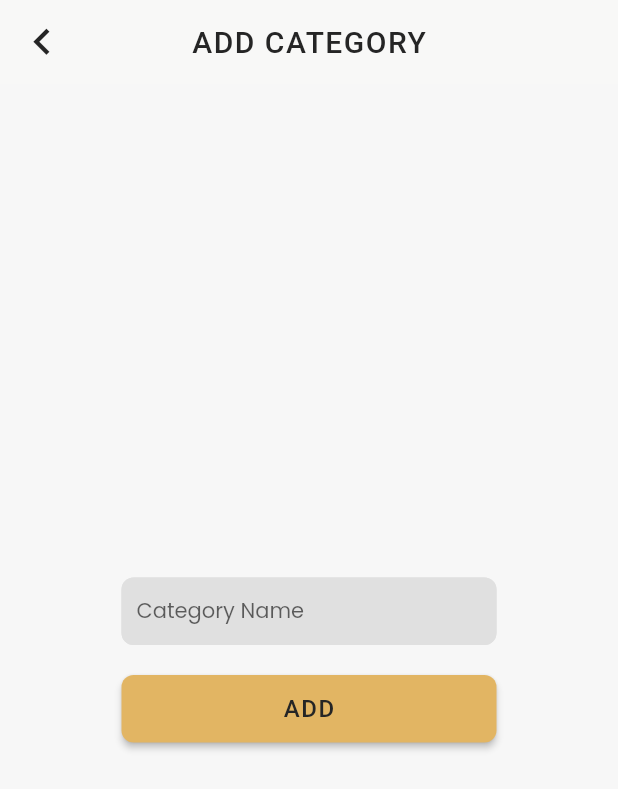
After one commit to JonathanMoralde/primos_app, a Flutter app: the AdminMenuPage screen opened directly, after a tap on "New Category", on a phone screen of 412 x 824 dp. The commit adds this screen. Shown: the top 789 px of the screen. Run offline on Flutter 3.47's test engine with Material 2 defaults, Android fonts, the phone set to English and light mode, and no system bars; our stand-ins replace google_fonts, image_picker; network calls fail.

```diff
--- a/lib/pages/admin/adminMenu.dart
+++ b/lib/pages/admin/adminMenu.dart
@@ -1,4 +1,5 @@
 import 'package:flutter/material.dart';
+import 'package:primos_app/pages/admin/adminMenu_CatForm.dart';
 import 'package:primos_app/pages/admin/adminMenu_Form.dart';
 import 'package:primos_app/widgets/bottomBar.dart';
 import 'package:primos_app/widgets/itemCard.dart';
@@ -73,9 +74,19 @@ class _AdminMenuPageState extends State<AdminMenuPage> {
                     spacing: 10,
                     runSpacing: 10,
                     children: [
-                      ItemCard(),
-                      ItemCard(),
-                      ItemCard(),
+                      // TODO WRAP ITEMCARD WITH LISTVIEW BUILDER AND CREATE A DYNAMIC ITEMCARD
+                      ItemCard(
+                        productName: "Turingan",
+                        productPrice: 69,
+                      ),
+                      ItemCard(
+                        productName: "Sinapot",
+                        productPrice: 69,
+                      ),
+                      ItemCard(
+                        productName: "Turon",
+                        productPrice: 69,
+                      ),
                     ],
                   ),
                 ),
@@ -97,9 +108,10 @@ class _AdminMenuPageState extends State<AdminMenuPage> {
                   btnText: "New Item",
                   onClick: () {
                     Navigator.of(context).push(
-                        MaterialPageRoute(builder: (BuildContext context) {
-                      return AdminMenuForm();
-                    }));
+                      MaterialPageRoute(builder: (BuildContext context) {
+                        return AdminMenuForm();
+                      }),
+                    );
                   },
                   btnColor: const Color(0xfff8f8f7),
                 ),
@@ -111,7 +123,13 @@ class _AdminMenuPageState extends State<AdminMenuPage> {
                 flex: 1,
                 child: StyledButton(
                   btnText: "New Category",
-                  onClick: () {},
+                  onClick: () {
+                    Navigator.of(context).push(
+                      MaterialPageRoute(builder: (BuildContext context) {
+                        return AdminMenuCatForm();
+                      }),
+                    );
+                  },
                   btnColor: const Color(0xfff8f8f7),
                 ),
               ),
--- /dev/null
+++ b/lib/pages/admin/adminMenu_CatForm.dart
@@ -0,0 +1,47 @@
+import 'package:flutter/material.dart';
+import 'package:primos_app/widgets/styledTextField.dart';
+import 'package:primos_app/widgets/styledButton.dart';
+
+class AdminMenuCatForm extends StatelessWidget {
+  AdminMenuCatForm({super.key});
+
+  final categoryNameController = TextEditingController();
+
+  @override
+  Widget build(BuildContext context) {
+    return Scaffold(
+        backgroundColor: const Color(0xFFf7f7f7),
+        appBar: AppBar(
+          leading: IconButton(
+            //manual handle back button
+            icon: const Icon(Icons.keyboard_arrow_left),
+            iconSize: 35,
+            onPressed: () => Navigator.of(context).pop(),
+          ),
+          title: const Text("ADD CATEGORY"),
+        ),
+        body: SafeArea(
+          child: SizedBox(
+            width: double.infinity,
+            child: Column(
+              mainAxisAlignment: MainAxisAlignment.center,
+              children: [
+                StyledTextField(
+                    controller: categoryNameController,
+                    hintText: "Category Name",
+                    obscureText: false),
+                const SizedBox(
+                  height: 20,
+                ),
+                StyledButton(
+                  btnText: "ADD",
+                  onClick: () {},
+                  btnWidth: 250,
+                )
+              ],
+            ),
+          ),
+        ));
+    ;
+  }
+}
--- a/lib/widgets/pageObject.dart
+++ b/lib/widgets/pageObject.dart
@@ -3,6 +3,7 @@
 import 'package:flutter/material.dart';
 import 'package:primos_app/pages/admin/adminMenu.dart';
 import 'package:primos_app/pages/admin/salesReport.dart';
+import 'package:primos_app/pages/admin/table.dart';
 
 class SideMenuPage {
   final String name;
@@ -18,8 +19,18 @@ class SideMenuPage {
 // ADMIN PAGES
 
 List<SideMenuPage> adminPages = [
-  SideMenuPage(name: "Sales Report", page: SalesReportPage()),
-  SideMenuPage(name: "Menu", page: AdminMenuPage()),
+  SideMenuPage(
+    name: "Sales Report",
+    page: SalesReportPage(),
+  ),
+  SideMenuPage(
+    name: "Menu",
+    page: AdminMenuPage(),
+  ),
+  SideMenuPage(
+    name: "Table",
+    page: TablePage(),
+  ),
 ];
 
 // END OF ADMIN PAGES
```
Also changed, not shown: lib/pages/admin/adminMenu_Form.dart (+17 -2 lines), lib/pages/admin/table.dart (added, +73 -0 lines), lib/widgets/itemCard.dart (+21 -6 lines), lib/widgets/tableDisplay.dart (added, +32 -0 lines).
